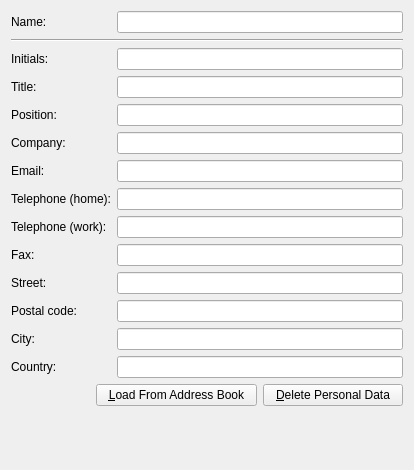
Old version of the form libs/main/koDocumentInfoAuthorWidget.ui in the repository KDE/krita.
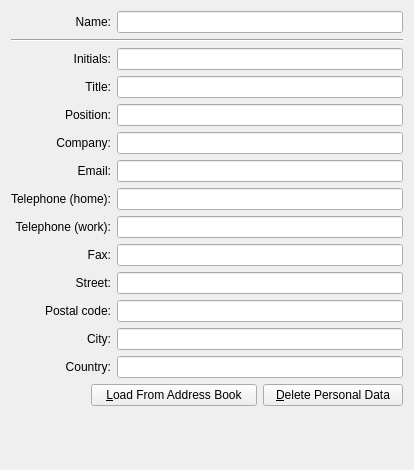
New version of the form.

Commit message: Changed: right-align all labels in the document info dialog

The edit to the form file:
```diff
--- a/libs/main/koDocumentInfoAuthorWidget.ui
+++ b/libs/main/koDocumentInfoAuthorWidget.ui
@@ -10,11 +10,14 @@
    </rect>
   </property>
   <layout class="QGridLayout" >
-   <item row="0" column="0" >
+   <item row="0" column="0"  colspan="4" >
     <widget class="QLabel" name="fullNameLabel" >
      <property name="text" >
       <string>Name:</string>
      </property>
+     <property name="alignment">
+      <set>Qt::AlignRight|Qt::AlignTrailing|Qt::AlignVCenter</set>
+     </property>
     </widget>
    </item>
    <item row="0" column="4" colspan="2" >
@@ -39,6 +42,9 @@
      <property name="text" >
       <string>Initials:</string>
      </property>
+     <property name="alignment">
+      <set>Qt::AlignRight|Qt::AlignTrailing|Qt::AlignVCenter</set>
+     </property>
      <property name="buddy" >
       <cstring>leInitials</cstring>
      </property>
@@ -59,6 +65,9 @@
      <property name="text" >
       <string>Title:</string>
      </property>
+     <property name="alignment">
+      <set>Qt::AlignRight|Qt::AlignTrailing|Qt::AlignVCenter</set>
+     </property>
      <property name="buddy" >
       <cstring>leTitle</cstring>
      </property>
@@ -72,6 +81,9 @@
      <property name="text" >
       <string>Position:</string>
      </property>
+     <property name="alignment">
+      <set>Qt::AlignRight|Qt::AlignTrailing|Qt::AlignVCenter</set>
+     </property>
      <property name="buddy" >
       <cstring>lePosition</cstring>
      </property>
@@ -85,6 +97,9 @@
      <property name="text" >
       <string>Company:</string>
      </property>
+     <property name="alignment">
+      <set>Qt::AlignRight|Qt::AlignTrailing|Qt::AlignVCenter</set>
+     </property>
      <property name="buddy" >
       <cstring>leCompany</cstring>
      </property>
@@ -98,6 +113,9 @@
      <property name="text" >
       <string>Email:</string>
      </property>
+     <property name="alignment">
+      <set>Qt::AlignRight|Qt::AlignTrailing|Qt::AlignVCenter</set>
+     </property>
      <property name="buddy" >
       <cstring>leEmail</cstring>
      </property>
@@ -124,6 +142,9 @@
      <property name="text" >
       <string>Telephone (work):</string>
      </property>
+     <property name="alignment">
+      <set>Qt::AlignRight|Qt::AlignTrailing|Qt::AlignVCenter</set>
+     </property>
      <property name="buddy" >
       <cstring>lePhoneWork</cstring>
      </property>
@@ -137,6 +158,9 @@
      <property name="text" >
       <string>Fax:</string>
      </property>
+     <property name="alignment">
+      <set>Qt::AlignRight|Qt::AlignTrailing|Qt::AlignVCenter</set>
+     </property>
      <property name="buddy" >
       <cstring>leFax</cstring>
      </property>
@@ -150,6 +174,9 @@
      <property name="text" >
       <string>Street:</string>
      </property>
+     <property name="alignment">
+      <set>Qt::AlignRight|Qt::AlignTrailing|Qt::AlignVCenter</set>
+     </property>
      <property name="buddy" >
       <cstring>leStreet</cstring>
      </property>
@@ -163,6 +190,9 @@
      <property name="text" >
       <string>Postal code:</string>
      </property>
+     <property name="alignment">
+      <set>Qt::AlignRight|Qt::AlignTrailing|Qt::AlignVCenter</set>
+     </property>
      <property name="buddy" >
       <cstring>lePostal</cstring>
      </property>
@@ -176,6 +206,9 @@
      <property name="text" >
       <string>City:</string>
      </property>
+     <property name="alignment">
+      <set>Qt::AlignRight|Qt::AlignTrailing|Qt::AlignVCenter</set>
+     </property>
      <property name="buddy" >
       <cstring>leCity</cstring>
      </property>
@@ -189,6 +222,9 @@
      <property name="text" >
       <string>Country:</string>
      </property>
+     <property name="alignment">
+      <set>Qt::AlignRight|Qt::AlignTrailing|Qt::AlignVCenter</set>
+     </property>
      <property name="buddy" >
       <cstring>leCountry</cstring>
      </property>
```
Left out of the diff: 3 changed lines with no effect on the pictures. The commit also changes 1 other file.
